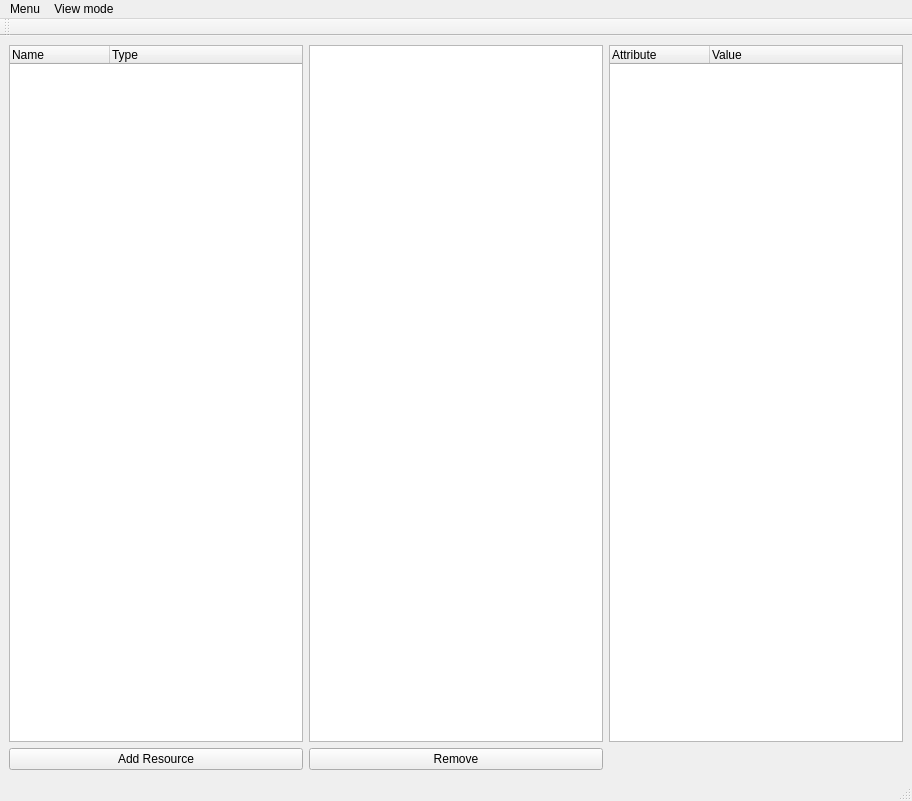
Before: the Qt Designer form UI/QT/MainWindow.ui in ubuntunux/PyEngine3D, drawn with Qt 5.
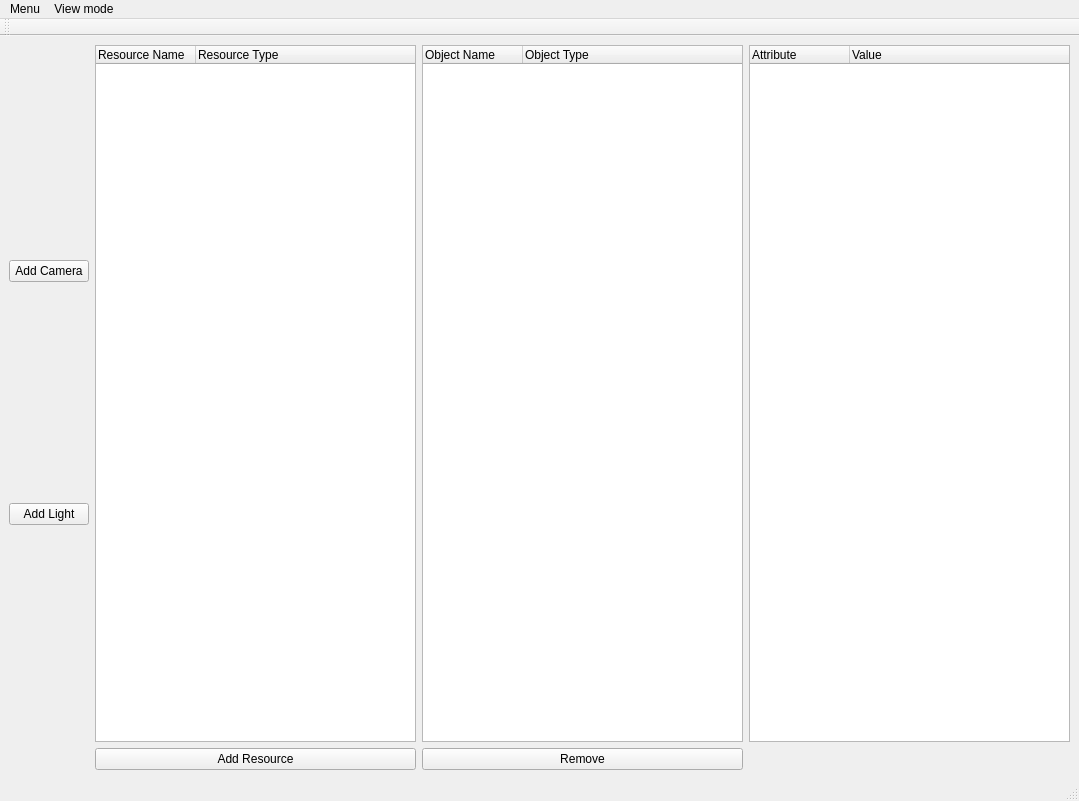
After: the same form once the commit is applied.

```diff
--- a/UI/QT/MainWindow.ui
+++ b/UI/QT/MainWindow.ui
@@ -6,7 +6,7 @@
    <rect>
     <x>0</x>
     <y>0</y>
-    <width>912</width>
+    <width>1079</width>
     <height>801</height>
    </rect>
   </property>
@@ -15,28 +15,55 @@
   </property>
   <widget class="QWidget" name="centralwidget">
    <layout class="QGridLayout" name="gridLayout">
-    <item row="0" column="1">
-     <widget class="QListWidget" name="objectList">
-      <property name="sizePolicy">
-       <sizepolicy hsizetype="Expanding" vsizetype="Expanding">
-        <horstretch>0</horstretch>
-        <verstretch>0</verstretch>
-       </sizepolicy>
+    <item row="6" column="4">
+     <widget class="QPushButton" name="btnAddResource">
+      <property name="text">
+       <string>Add Resource</string>
       </property>
-      <property name="contextMenuPolicy">
-       <enum>Qt::DefaultContextMenu</enum>
+     </widget>
+    </item>
+    <item row="0" column="4">
+     <widget class="QTreeWidget" name="resourceListWidget">
+      <property name="columnCount">
+       <number>2</number>
       </property>
-      <property name="midLineWidth">
-       <number>0</number>
-      </property>
-      <property name="batchSize">
-       <number>100</number>
-      </property>
+      <column>
+       <property name="text">
+        <string>Resource Name</string>
+       </property>
+      </column>
+      <column>
+       <property name="text">
+        <string>Resource Type</string>
+       </property>
+      </column>
      </widget>
     </item>
-    <item row="0" column="2">
-     <layout class="QHBoxLayout" name="layoutProperty">
-      <item>
+    <item row="6" column="5">
+     <widget class="QPushButton" name="btnRemoveObject">
+      <property name="text">
+       <string>Remove</string>
+      </property>
+     </widget>
+    </item>
+    <item row="0" column="5">
+     <widget class="QTreeWidget" name="objectListWidget">
+      <property name="enabled">
+       <bool>true</bool>
+      </property>
+      <column>
+       <property name="text">
+        <string>Object Name</string>
+       </property>
+      </column>
+      <column>
+       <property name="text">
+        <string>Object Type</string>
+       </property>
+      </column>
+     </widget>
+    </item>
+    <item row="0" column="6">
        <widget class="QTreeWidget" name="attributeTree">
         <property name="sizePolicy">
          <sizepolicy hsizetype="Expanding" vsizetype="Expanding">
@@ -68,39 +95,27 @@
         </column>
        </widget>
       </item>
+    <item row="0" column="0" colspan="2">
+     <layout class="QVBoxLayout" name="verticalLayout">
+      <item>
+       <widget class="QPushButton" name="btnAddCamera">
+        <property name="text">
+         <string>Add Camera</string>
+        </property>
+       </widget>
+      </item>
+      <item>
+       <widget class="QPushButton" name="btnAddLight">
+        <property name="text">
+         <string>Add Light</string>
+        </property>
+       </widget>
+      </item>
+      <item>
+       <layout class="QVBoxLayout" name="verticalLayout_2"/>
+      </item>
      </layout>
     </item>
-    <item row="0" column="0">
-     <widget class="QTreeWidget" name="resourceListWidget">
-      <property name="columnCount">
-       <number>2</number>
-      </property>
-      <column>
-       <property name="text">
-        <string>Name</string>
-       </property>
-      </column>
-      <column>
-       <property name="text">
-        <string>Type</string>
-       </property>
-      </column>
-     </widget>
-    </item>
-    <item row="1" column="0">
-     <widget class="QPushButton" name="btnAddResource">
-      <property name="text">
-       <string>Add Resource</string>
-      </property>
-     </widget>
-    </item>
-    <item row="1" column="1">
-     <widget class="QPushButton" name="btnRemoveObject">
-      <property name="text">
-       <string>Remove</string>
-      </property>
-     </widget>
-    </item>
    </layout>
   </widget>
   <widget class="QMenuBar" name="menubar">
@@ -108,7 +123,7 @@
     <rect>
      <x>0</x>
      <y>0</y>
-     <width>912</width>
+     <width>1079</width>
      <height>19</height>
     </rect>
    </property>
```
Lines whose indentation alone changed are shown as unchanged.
